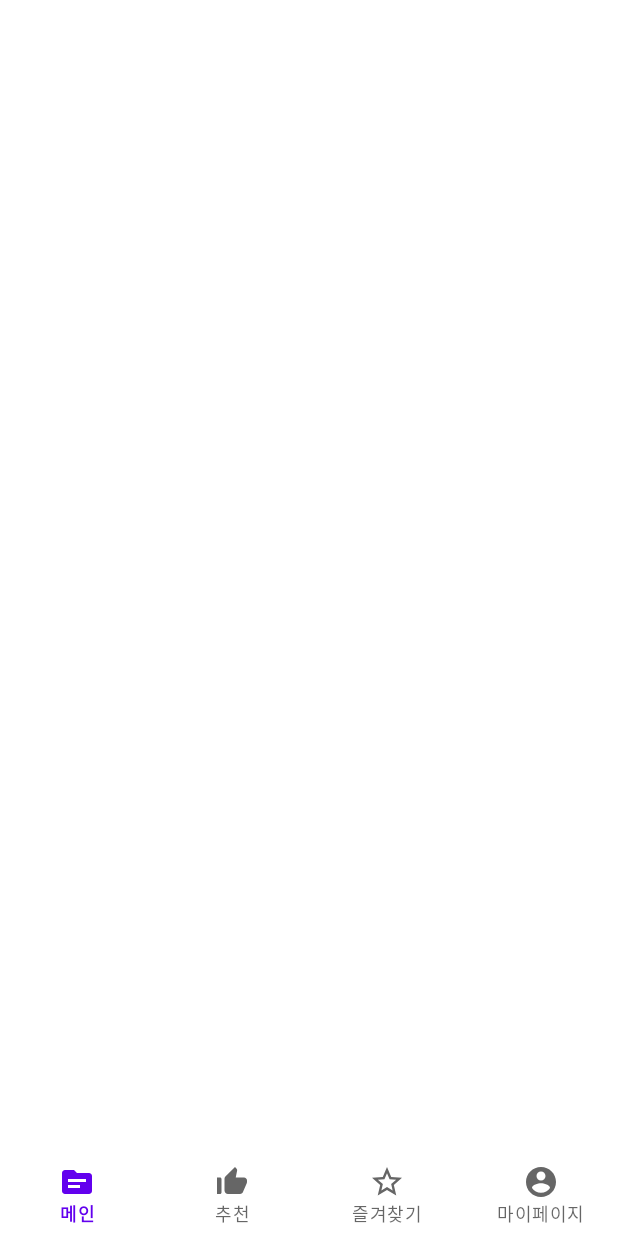
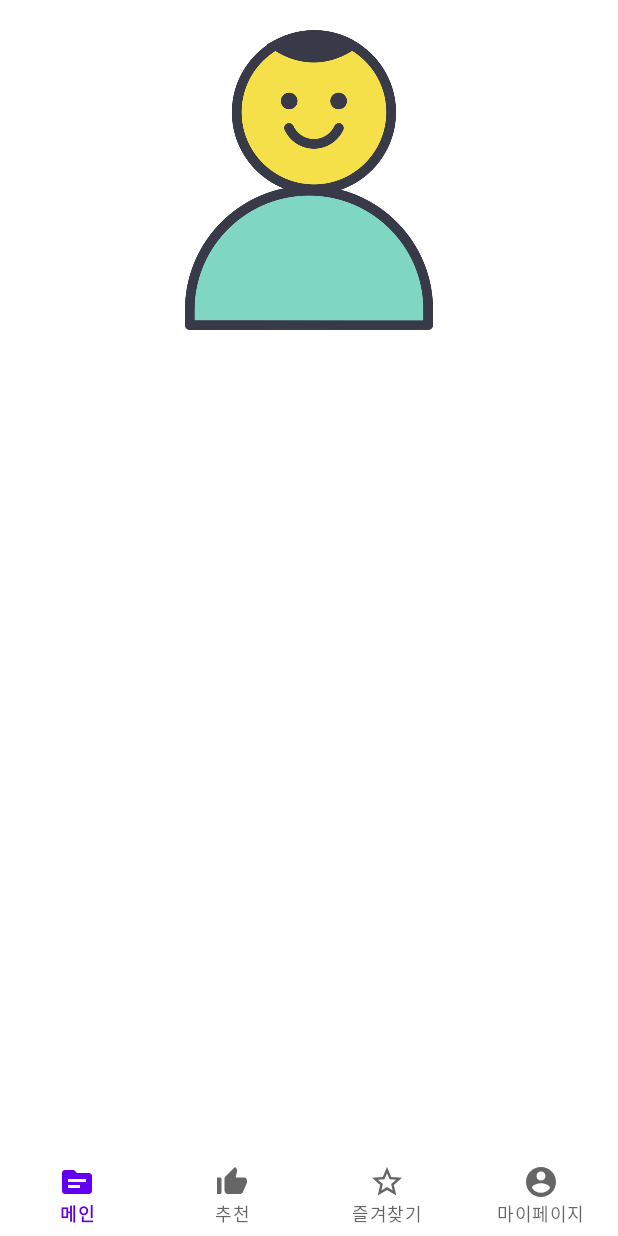
Before and after one commit to otu165/Shop, an Android app: the screen it shows after launch (MainActivity), on a phone screen of 412 x 824 dp. Run offline under Robolectric (Android 15) with nearby library versions, the light colour scheme and no system bars.

Commit message:
juyeon_MainActivity_ViewPager setting

```diff
--- a/app/src/main/java/com/example/shopping/feature/main/MainActivity.kt
+++ b/app/src/main/java/com/example/shopping/feature/main/MainActivity.kt
@@ -2,18 +2,30 @@ package com.example.shopping.feature.main
 
 import androidx.appcompat.app.AppCompatActivity
 import android.os.Bundle
+import android.util.Log
 import com.example.shopping.R
+import kotlinx.android.synthetic.main.activity_main.*
 
 class MainActivity : AppCompatActivity() {
     override fun onCreate(savedInstanceState: Bundle?) {
         super.onCreate(savedInstanceState)
         setContentView(R.layout.activity_main)
 
+        Log.d(TAG, "${TAG} created")
         mainFunction()
     }
 
     private fun mainFunction() {
+        // 1. ViewPager
+        val viewPagerAdapter = MainViewPagerAdapter(this)
+        viewPagerMain.adapter = viewPagerAdapter
 
+        // 2. GridView
+        val gridViewAdapter = MainGridViewAdapter(this)
+        gridViewMain.adapter = gridViewAdapter
+    }
 
+    companion object {
+        private const val TAG = "MainActivity"
     }
 }
--- /dev/null
+++ b/app/src/main/java/com/example/shopping/feature/main/MainGridViewAdapter.kt
@@ -0,0 +1,25 @@
+package com.example.shopping.feature.main
+
+import android.content.Context
+import android.view.LayoutInflater
+import android.view.View
+import android.view.ViewGroup
+import android.widget.BaseAdapter
+
+class MainGridViewAdapter(private val context : Context) : BaseAdapter() {
+    override fun getCount(): Int {
+        return 0
+    }
+
+    override fun getItem(p0: Int): Any {
+        return 0
+    }
+
+    override fun getItemId(p0: Int): Long {
+        return 0
+    }
+
+    override fun getView(position: Int, convertView: View?, parent: ViewGroup?): View {
+        return convertView!!
+    }
+}
--- /dev/null
+++ b/app/src/main/java/com/example/shopping/feature/main/MainViewPagerAdapter.kt
@@ -0,0 +1,54 @@
+package com.example.shopping.feature.main
+
+import android.content.Context
+import android.view.LayoutInflater
+import android.view.View
+import android.view.ViewGroup
+import android.widget.ImageView
+import androidx.viewpager.widget.PagerAdapter
+import androidx.viewpager.widget.ViewPager
+import com.example.shopping.R
+
+class MainViewPagerAdapter(private val context : Context) : PagerAdapter() {
+
+    // TODO 서버에서 받아오는 데이터로 변경
+    val image = listOf(
+        R.drawable.abstract_101,
+        R.drawable.abstract_102,
+        R.drawable.abstract_103,
+        R.drawable.abstract_104,
+        )
+
+    override fun getCount(): Int {
+        return image.size
+    }
+
+    override fun isViewFromObject(view: View, `object`: Any): Boolean {
+        return view === `object`
+    }
+
+    // view attach
+    override fun instantiateItem(container: ViewGroup, position: Int): Any {
+        // make view
+        val layoutInflater  = context.getSystemService(Context.LAYOUT_INFLATER_SERVICE) as LayoutInflater
+        val view = layoutInflater.inflate(R.layout.item_main_view_pager, null)
+
+        // image setting
+        val imageView : ImageView = view.findViewById(R.id.imgItemMainViewPager)
+        imageView.setImageResource(image[position])
+
+        // viewPager setting
+        val viewPager = container as ViewPager
+        viewPager.addView(view, 0)
+
+        return view
+    }
+
+    // view detach
+    override fun destroyItem(container: ViewGroup, position: Int, `object`: Any) {
+        val viewPager = container as ViewPager
+        val view = `object` as View
+
+        viewPager.removeView(view)
+    }
+}
--- a/app/src/main/res/layout/activity_main.xml
+++ b/app/src/main/res/layout/activity_main.xml
@@ -6,6 +6,41 @@
     android:layout_width="match_parent"
     android:layout_height="match_parent"
     tools:context=".feature.main.MainActivity">
+
+    <androidx.constraintlayout.widget.ConstraintLayout
+        android:id="@+id/constraintMain1"
+        android:layout_width="match_parent"
+        android:layout_height="wrap_content"
+        android:layout_margin="20dp"
+        app:layout_constraintTop_toTopOf="parent">
+
+        <androidx.viewpager.widget.ViewPager
+            android:id="@+id/viewPagerMain"
+            android:layout_width="match_parent"
+            android:layout_height="200dp"
+            app:layout_constraintTop_toTopOf="parent"
+            app:layout_constraintLeft_toLeftOf="parent"
+            app:layout_constraintRight_toRightOf="parent"/>
+
+    </androidx.constraintlayout.widget.ConstraintLayout>
+
+    <androidx.constraintlayout.widget.ConstraintLayout
+        android:id="@+id/constraintMain2"
+        android:layout_width="match_parent"
+        android:layout_height="wrap_content"
+        app:layout_constraintTop_toBottomOf="@+id/constraintMain1">
+
+        <GridView
+            android:id="@+id/gridViewMain"
+            android:layout_width="match_parent"
+            android:layout_height="wrap_content"
+            android:numColumns="2"
+            app:layout_constraintTop_toBottomOf="parent"
+            app:layout_constraintLeft_toLeftOf="parent"
+            app:layout_constraintRight_toRightOf="parent"/>
+
+    </androidx.constraintlayout.widget.ConstraintLayout>
+
 
     <androidx.constraintlayout.widget.ConstraintLayout
         android:layout_width="match_parent"
--- /dev/null
+++ b/app/src/main/res/layout/item_main_view_pager.xml
@@ -0,0 +1,13 @@
+<?xml version="1.0" encoding="utf-8"?>
+<androidx.constraintlayout.widget.ConstraintLayout
+    android:id="@+id/constraintItemMainViewPager"
+    xmlns:android="http://schemas.android.com/apk/res/android"
+    android:layout_width="match_parent"
+    android:layout_height="match_parent">
+
+    <ImageView
+        android:id="@+id/imgItemMainViewPager"
+        android:layout_width="match_parent"
+        android:layout_height="match_parent"/>
+
+</androidx.constraintlayout.widget.ConstraintLayout>
```
Also changed, not shown: app/src/main/res/layout/item_main_grid_view.xml (added, +31 -0 lines), app/src/main/res/drawable/abstract_101.png (added), app/src/main/res/drawable/abstract_102.png (added), app/src/main/res/drawable/abstract_103.png (added), app/src/main/res/drawable/abstract_104.png (added).
